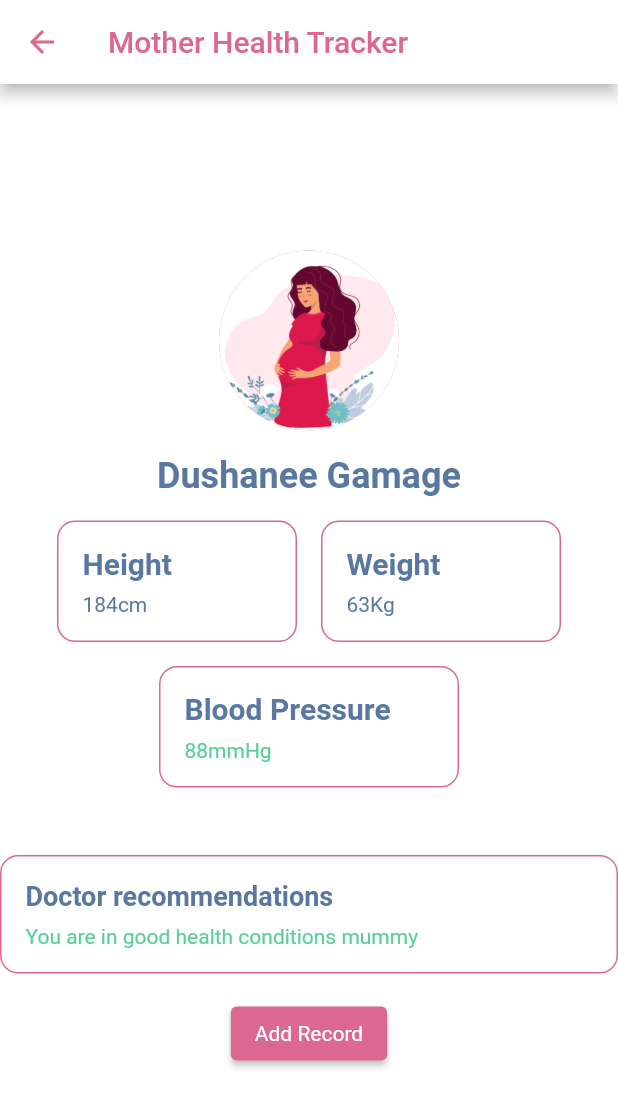
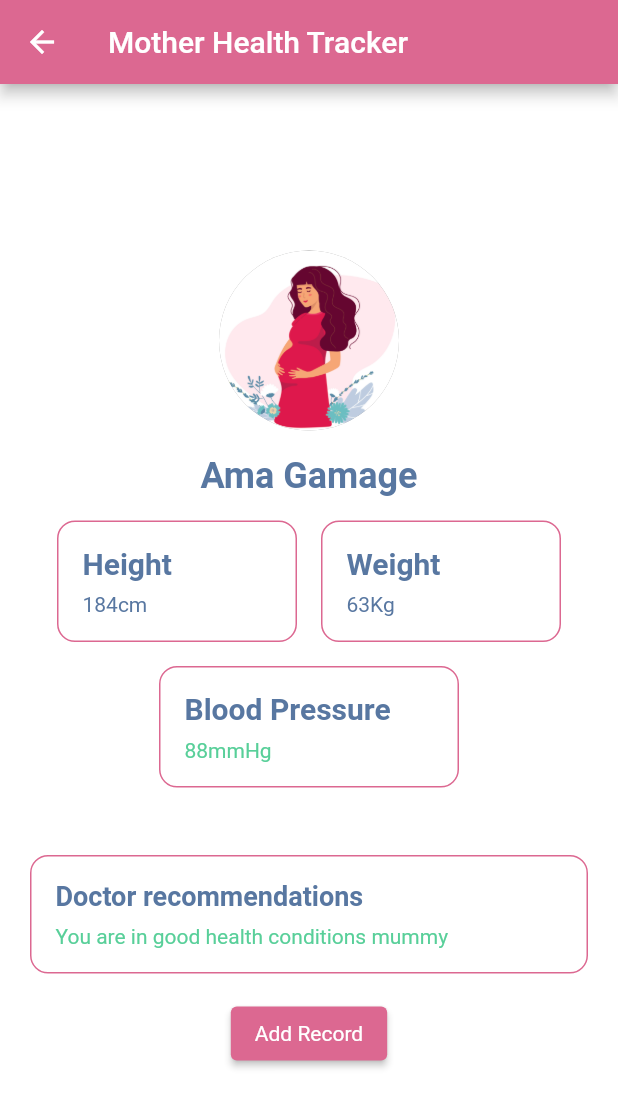
Before and after one commit to Health-Project-Y3/frontend, a Flutter app: the MotherHealthTracker screen opened directly, on a phone screen of 412 x 824 dp. Shown: the top 1107 px of the screen. Run offline on Flutter 3.47's test engine with Material 2 defaults, Android fonts, the phone set to English and light mode, and no system bars; our stand-ins replace fl_chart, flutter_custom_clippers, shared_preferences, sqflite; accounts and stored records are empty.

Commit message:
pregnancy UI updates

```diff
--- a/thurula/lib/views/mother_health_tracker.dart
+++ b/thurula/lib/views/mother_health_tracker.dart
@@ -9,17 +9,17 @@ class MotherHealthTracker extends StatelessWidget {
   Widget build(BuildContext context) {
     return Scaffold(
       appBar: AppBar(
-        backgroundColor: Colors.white, // Background color of the app bar
-        title: Text(
+        backgroundColor: const Color.fromARGB(255, 220, 104, 145), // Background color of the app bar
+        title: const Text(
           "Mother Health Tracker",
           style: TextStyle(
-            color: const Color.fromARGB(255, 220, 104, 145), // Title color
+            color: Color.fromARGB(255, 255, 255, 255), // Title color
           ),
         ),
         leading: IconButton(
-          icon: Icon(
+          icon: const Icon(
             Icons.arrow_back,
-            color: const Color.fromARGB(255, 220, 104, 145), // Back icon color
+            color: Color.fromARGB(255, 255, 255, 255), // Back icon color
           ),
           onPressed: () {
             // Handle back button press here
@@ -36,7 +36,7 @@ class MotherHealthTracker extends StatelessWidget {
             Container(
               width: 120,
               height: 120,
-              decoration: BoxDecoration(
+              decoration: const BoxDecoration(
                 shape: BoxShape.circle,
                 color: Colors.grey,
                 image: DecorationImage(
@@ -46,16 +46,16 @@ class MotherHealthTracker extends StatelessWidget {
               ),
             ),
 
-            SizedBox(height: 16),
-            Text(
-              "Dushanee Gamage",
+            const SizedBox(height: 16),
+            const Text(
+              "Ama Gamage",
               style: TextStyle(
                 fontSize: 24,
                 fontWeight: FontWeight.bold,
                 color: Color(0xFF5877A1),
               ),
             ),
-            SizedBox(height: 16),
+            const SizedBox(height: 16),
             Row(
               mainAxisAlignment: MainAxisAlignment.center,
               children: [
@@ -65,7 +65,7 @@ class MotherHealthTracker extends StatelessWidget {
                   isBold: true,
                   fontSize: 20,
                 ),
-                SizedBox(width: 16),
+                const SizedBox(width: 16),
                 DashboardCard(
                   label: "Weight",
                   value: "63Kg",
@@ -86,14 +86,20 @@ class MotherHealthTracker extends StatelessWidget {
                 ),
               ),
             ),
-            SizedBox(height: 45),
-            FullWidthCard(
-              label: "Doctor recommendations",
-              value: "You are in good health conditions mummy",
-              isBold: true,
-              fontSize: 18,
+            const SizedBox(height: 45),
+            // padding
+            Padding(
+                // left and right padding
+                padding: const EdgeInsets.symmetric(horizontal: 20),
+                child: FullWidthCard(
+                  label: "Doctor recommendations",
+                  value: "You are in good health conditions mummy",
+                  isBold: true,
+                  fontSize: 18,
+                ),
+
             ),
-            SizedBox(height: 16),
+            const SizedBox(height: 16),
             ElevatedButton(
               onPressed: () {
                 showDialog(
@@ -105,7 +111,7 @@ class MotherHealthTracker extends StatelessWidget {
                 primary: Color(0xFFDC6891),
                 textStyle: TextStyle(color: Colors.white),
               ),
-              child: Text('Add Record'),
+              child: const Text('Add Record'),
             ),
           ],
         ),
@@ -119,7 +125,7 @@ class DashboardCard extends StatelessWidget {
   final bool isBold;
   final double fontSize;
 
-  DashboardCard({required this.label, required this.value, this.isBold = false, this.fontSize = 14});
+  DashboardCard({super.key, required this.label, required this.value, this.isBold = false, this.fontSize = 14});
 
   @override
   Widget build(BuildContext context) {
@@ -137,15 +143,15 @@ class DashboardCard extends StatelessWidget {
           Text(
             label,
             style: TextStyle(
-              color: Color(0xFF5877A1),
+              color: const Color(0xFF5877A1),
               fontWeight: isBold ? FontWeight.bold : FontWeight.normal,
               fontSize: fontSize,
             ),
           ),
-          SizedBox(height: 8),
+          const SizedBox(height: 8),
           Text(
             value,
-            style: TextStyle(
+            style: const TextStyle(
               color: Color(0xFF5877A1),
             ),
           ),
--- a/thurula/lib/views/pregnancy_timeline_view.dart
+++ b/thurula/lib/views/pregnancy_timeline_view.dart
@@ -13,13 +13,15 @@ class PregnancyTimelineView extends StatelessWidget {
       home: DefaultTabController(
         length: 4,
         child: Scaffold(
-          backgroundColor: const Color.fromARGB(255, 227, 227, 227),
+          // backgroundColor: const Color.fromARGB(255, 227, 227, 227),
+
           appBar: AppBar(
-            backgroundColor: const Color.fromARGB(255, 227, 227, 227),
+            backgroundColor: const Color.fromARGB(255, 220, 104, 145),
+            // backgroundColor: const Color.fromARGB(255, 227, 227, 227),
             leading: IconButton(
               icon: const Icon(
                 Icons.arrow_back,
-                color: Color.fromARGB(255, 88, 119, 161),
+                color: Color.fromARGB(255, 255, 255, 255),
               ),
               onPressed: () {
                 // Handle back button press here
@@ -45,13 +47,14 @@ class PregnancyTimelineView extends StatelessWidget {
                       text: "Week 4",
                     )
                   ],
+                  indicatorColor: Colors.white,
                 ),
               ),
             ),
             title: const Text(
               'Pregnancy Timeline',
               style: TextStyle(
-                color: Color.fromARGB(255, 88, 119, 161),
+                color: Color.fromARGB(255, 255, 255, 255),
               ),
             ),
           ),
```
